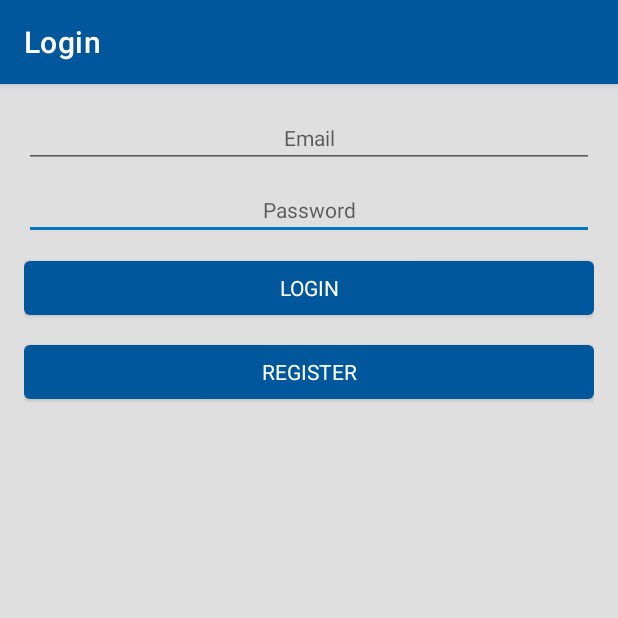
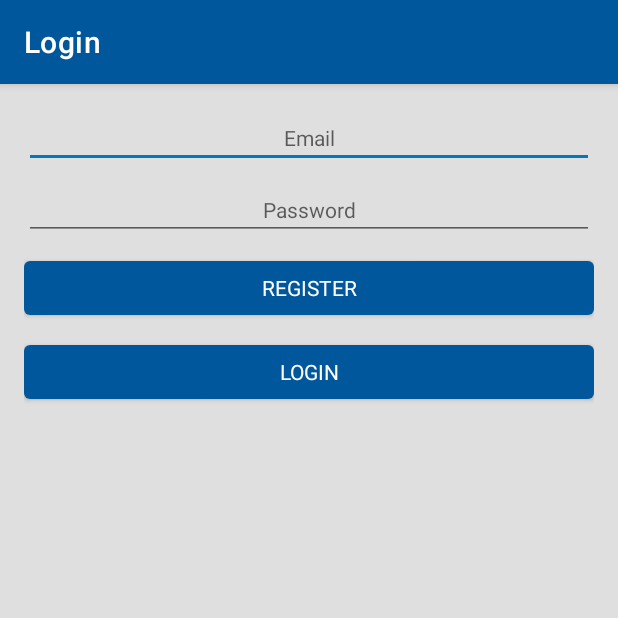
Before and after one commit to kelocen/shoe-tracker, an Android app: the screen it shows after launch (MainActivity), on a phone screen of 412 x 824 dp, the top half of it. Run offline under Robolectric (Android 15) with nearby library versions, the phone set to English and light mode, and no system bars; our stand-ins replace Timber, data binding, navigation-ui; Roboto replaces fonts that are not available here.

Commit message:
refactor: Update layouts for ui complexity

```diff
--- a/app/src/main/res/layout/activity_main.xml
+++ b/app/src/main/res/layout/activity_main.xml
@@ -3,31 +3,19 @@
   xmlns:app="http://schemas.android.com/apk/res-auto"
   xmlns:tools="http://schemas.android.com/tools">
 
-  <androidx.constraintlayout.widget.ConstraintLayout
-    style="@style/styleConstraintLayoutActivityMain"
+  <!--
+  Design Complexity: activity_main
+  A Linear Layout is used for this layout because it only contains two
+  items in a single column.
+  -->
+  <LinearLayout
+    style="@style/styleLinearLayoutActivityMain"
     tools:context=".MainActivity">
-
-    <!-- Fragment Container -->
-    <androidx.fragment.app.FragmentContainerView
-      android:id="@+id/nav_host_fragment_container_main"
-      style="@style/styleFragmentContainerActivityMain"
-      app:defaultNavHost="true"
-      app:layout_constrainedHeight="true"
-      app:layout_constrainedWidth="true"
-      app:layout_constraintBottom_toBottomOf="parent"
-      app:layout_constraintEnd_toEndOf="parent"
-      app:layout_constraintStart_toStartOf="parent"
-      app:layout_constraintTop_toBottomOf="@+id/app_bar_main"
-      app:navGraph="@navigation/nav_graph" />
 
     <!-- App Bar -->
     <com.google.android.material.appbar.AppBarLayout
       android:id="@+id/app_bar_main"
-      style="@style/styleAppBarActivityMain"
-      app:layout_constraintBottom_toTopOf="@+id/nav_host_fragment_container_main"
-      app:layout_constraintEnd_toEndOf="parent"
-      app:layout_constraintStart_toStartOf="parent"
-      app:layout_constraintTop_toTopOf="parent">
+      style="@style/styleAppBarActivityMain">
 
       <!-- Toolbar -->
       <androidx.appcompat.widget.Toolbar
@@ -36,5 +24,12 @@
         app:popupTheme="@style/Theme.ShoeStoreInventory.PopupOverlay" />
     </com.google.android.material.appbar.AppBarLayout>
 
-  </androidx.constraintlayout.widget.ConstraintLayout>
+    <!-- Fragment Container -->
+    <androidx.fragment.app.FragmentContainerView
+      android:id="@+id/nav_host_fragment_container_main"
+      style="@style/styleFragmentContainerActivityMain"
+      app:defaultNavHost="true"
+      app:navGraph="@navigation/nav_graph" />
+
+  </LinearLayout>
 </layout>
--- a/app/src/main/res/layout/fragment_details.xml
+++ b/app/src/main/res/layout/fragment_details.xml
@@ -3,6 +3,11 @@
   xmlns:app="http://schemas.android.com/apk/res-auto"
   xmlns:tools="http://schemas.android.com/tools">
 
+  <!--
+  Design Complexity: fragment_details
+  A Constraint Layout is used because the text, edit, and button views can be arranged
+  in two columns (relative to and independent of eachother) using a single view group.
+  -->
   <androidx.constraintlayout.widget.ConstraintLayout
     android:id="@+id/layout_add_shoe"
     style="@style/styleConstraintLayoutDetailsFragment"
--- a/app/src/main/res/layout/fragment_login.xml
+++ b/app/src/main/res/layout/fragment_login.xml
@@ -1,39 +1,16 @@
 <?xml version="1.0" encoding="utf-8"?>
 <layout xmlns:android="http://schemas.android.com/apk/res/android"
-  xmlns:app="http://schemas.android.com/apk/res-auto"
   xmlns:tools="http://schemas.android.com/tools">
 
-  <!-- Login Constraint Layout -->
-  <androidx.constraintlayout.widget.ConstraintLayout
-    style="@style/styleParentLayout"
+  <!-- Login Linear Layout -->
+  <!--
+  Design Complexity: fragment_login
+  A Linear Layout is used for the Login screen because the items are
+  positioned in a single centered column.
+  -->
+  <LinearLayout
+    style="@style/styleLinearLayoutLoginFragment"
     tools:context=".ui.login.LoginFragment">
-
-    <!-- Login Button -->
-    <Button
-      android:id="@+id/button_login"
-      style="@style/styleButtonLogin"
-      app:layout_constraintEnd_toEndOf="parent"
-      app:layout_constraintStart_toStartOf="parent"
-      app:layout_constraintTop_toBottomOf="@+id/edit_password" />
-
-    <!-- Register Button -->
-    <Button
-      android:id="@+id/button_register"
-      style="@style/styleButtonRegister"
-      app:layout_constraintEnd_toEndOf="parent"
-      app:layout_constraintStart_toStartOf="parent"
-      app:layout_constraintTop_toBottomOf="@+id/button_login" />
-
-    <!-- Password EditText Field -->
-    <EditText
-      android:id="@+id/edit_password"
-      style="@style/styleEditPasswordLoginFragment"
-      android:autofillHints="@string/login_prompt_password"
-      android:hint="@string/login_prompt_password"
-      android:inputType="textPassword"
-      app:layout_constraintEnd_toEndOf="parent"
-      app:layout_constraintStart_toStartOf="parent"
-      app:layout_constraintTop_toBottomOf="@+id/edit_username" />
 
     <!-- Username EditText Field -->
     <EditText
@@ -42,10 +19,25 @@
       android:autofillHints="@string/login_prompt_email"
       android:hint="@string/login_prompt_email"
       android:imeActionLabel="@string/login_action_login"
-      android:inputType="textEmailAddress"
-      app:layout_constraintEnd_toEndOf="parent"
-      app:layout_constraintStart_toStartOf="parent"
-      app:layout_constraintTop_toTopOf="parent" />
+      android:inputType="textEmailAddress" />
 
-  </androidx.constraintlayout.widget.ConstraintLayout>
+    <!-- Register Button -->
+    <EditText
+      android:id="@+id/edit_password"
+      style="@style/styleEditPasswordLoginFragment"
+      android:autofillHints="@string/login_prompt_password"
+      android:hint="@string/login_prompt_password"
+      android:inputType="textPassword" />
+
+    <!-- Password EditText Field -->
+    <Button
+      android:id="@+id/button_register"
+      style="@style/styleButtonRegister" />
+
+    <!-- Login Button -->
+    <Button
+      android:id="@+id/button_login"
+      style="@style/styleButtonLogin" />
+
+  </LinearLayout>
 </layout>
--- a/app/src/main/res/values-night/themes.xml
+++ b/app/src/main/res/values-night/themes.xml
@@ -15,10 +15,12 @@
     <item name="android:fontFamily">@font/gudea_bold</item>
   </style>
   <!-- = = = = = Main Fragment = = = = = -->
-  <!-- Constraint Layout -->
-  <style name="styleConstraintLayoutActivityMain" parent="Theme.ShoeStoreInventory">
+  <!-- Linear Layout -->
+  <style name="styleLinearLayoutActivityMain" parent="Theme.ShoeStoreInventory">
     <item name="android:layout_width">match_parent</item>
     <item name="android:layout_height">match_parent</item>
+    <item name="android:orientation">vertical</item>
+    <item name="android:gravity">center_horizontal</item>
     <item name="android:background">@color/color_screen_background</item>
   </style>
   <!-- Fragment Container View -->
@@ -40,9 +42,17 @@
     <item name="android:background">?attr/colorPrimary</item>
   </style>
   <!-- = = = = = Login Fragment = = = = = -->
+  <style name="styleLinearLayoutLoginFragment" parent="Theme.ShoeStoreInventory">
+    <item name="android:layout_height">match_parent</item>
+    <item name="android:layout_width">match_parent</item>
+    <item name="android:orientation">vertical</item>
+    <item name="android:paddingTop">@dimen/fragment_parent_layout_padding</item>
+    <item name="android:paddingStart">@dimen/fragment_parent_layout_padding</item>
+    <item name="android:paddingEnd">@dimen/fragment_parent_layout_padding</item>
+  </style>
   <!-- Email EditText View -->
   <style name="styleEditEmailLoginFragment" parent="Theme.ShoeStoreInventory">
-    <item name="android:layout_width">@dimen/general_dimen_zero_height_width</item>
+    <item name="android:layout_width">match_parent</item>
     <item name="android:layout_height">wrap_content</item>
     <item name="android:imeOptions">actionDone</item>
     <item name="android:selectAllOnFocus">true</item>
@@ -50,7 +60,7 @@
   </style>
   <!-- Password EditText View-->
   <style name="styleEditPasswordLoginFragment" parent="Theme.ShoeStoreInventory">
-    <item name="android:layout_width">@dimen/general_dimen_zero_height_width</item>
+    <item name="android:layout_width">match_parent</item>
     <item name="android:layout_height">wrap_content</item>
     <item name="android:layout_marginTop">@dimen/login_view_margin_top</item>
     <item name="android:imeOptions">actionDone</item>
@@ -59,7 +69,7 @@
   </style>
   <!-- LoginFragment login/register buttons -->
   <style name="styleButtonParentLoginFragment" parent="Theme.ShoeStoreInventory">
-    <item name="android:layout_width">@dimen/general_dimen_zero_height_width</item>
+    <item name="android:layout_width">match_parent</item>
     <item name="android:layout_height">wrap_content</item>
     <item name="android:layout_marginTop">@dimen/login_view_margin_top</item>
     <item name="android:enabled">true</item>
@@ -79,9 +89,11 @@
     <item name="android:fillViewport">true</item>
   </style>
   <!-- Constraint Layout -->
-  <style name="styleConstraintLayoutWelcomeFragment">
+  <style name="styleLinearLayoutWelcomeFragment">
     <item name="android:layout_width">match_parent</item>
     <item name="android:layout_height">wrap_content</item>
+    <item name="android:orientation">vertical</item>
+    <item name="android:gravity">center_horizontal</item>
   </style>
   <!-- Shoe Tracker Logo -->
   <style name="styleImageShoeTrackerLogo" parent="Theme.ShoeStoreInventory">
@@ -108,8 +120,16 @@
     <item name="android:textSize">@dimen/welcome_continue_text_size</item>
   </style>
   <!-- = = = = = Step One/Step Two Fragments = = = = = -->
+  <!-- Scroll View -->
   <style name="styleScrollViewInstructionsFragment" parent="styleParentLayout">
     <item name="android:fillViewport">true</item>
+  </style>
+  <!-- Linear Layout -->
+  <style name="styleLinearLayoutStepOneTwo" parent="Theme.ShoeStoreInventory">
+    <item name="android:layout_width">match_parent</item>
+    <item name="android:layout_height">wrap_content</item>
+    <item name="android:gravity">center_horizontal</item>
+    <item name="android:orientation">vertical</item>
   </style>
   <!-- How-to TextView-->
   <style name="styleTextHowToInstructionsFragment">
@@ -348,7 +368,6 @@
     <item name="android:paddingEnd">@dimen/fragment_parent_layout_padding</item>
     <item name="android:paddingTop">@dimen/fragment_parent_layout_padding</item>
   </style>
-  <!-- App Name TextView -->
   <!-- Parent Button Style -->
   <style name="styleButtonParent" parent="Theme.ShoeStoreInventory">
     <item name="android:layout_width">wrap_content</item>
--- a/app/src/main/res/values/themes.xml
+++ b/app/src/main/res/values/themes.xml
@@ -15,10 +15,12 @@
     <item name="android:fontFamily">@font/gudea_bold</item>
   </style>
   <!-- = = = = = Main Fragment = = = = = -->
-  <!-- Constraint Layout -->
-  <style name="styleConstraintLayoutActivityMain" parent="Theme.ShoeStoreInventory">
+  <!-- Linear Layout -->
+  <style name="styleLinearLayoutActivityMain" parent="Theme.ShoeStoreInventory">
     <item name="android:layout_width">match_parent</item>
     <item name="android:layout_height">match_parent</item>
+    <item name="android:orientation">vertical</item>
+    <item name="android:gravity">center_horizontal</item>
     <item name="android:background">@color/color_screen_background</item>
   </style>
   <!-- Fragment Container View -->
@@ -40,9 +42,17 @@
     <item name="android:background">?attr/colorPrimary</item>
   </style>
   <!-- = = = = = Login Fragment = = = = = -->
+  <style name="styleLinearLayoutLoginFragment" parent="Theme.ShoeStoreInventory">
+    <item name="android:layout_height">match_parent</item>
+    <item name="android:layout_width">match_parent</item>
+    <item name="android:orientation">vertical</item>
+    <item name="android:paddingTop">@dimen/fragment_parent_layout_padding</item>
+    <item name="android:paddingStart">@dimen/fragment_parent_layout_padding</item>
+    <item name="android:paddingEnd">@dimen/fragment_parent_layout_padding</item>
+  </style>
   <!-- Email EditText View -->
   <style name="styleEditEmailLoginFragment" parent="Theme.ShoeStoreInventory">
-    <item name="android:layout_width">@dimen/general_dimen_zero_height_width</item>
+    <item name="android:layout_width">match_parent</item>
     <item name="android:layout_height">wrap_content</item>
     <item name="android:imeOptions">actionDone</item>
     <item name="android:selectAllOnFocus">true</item>
@@ -50,7 +60,7 @@
   </style>
   <!-- Password EditText View-->
   <style name="styleEditPasswordLoginFragment" parent="Theme.ShoeStoreInventory">
-    <item name="android:layout_width">@dimen/general_dimen_zero_height_width</item>
+    <item name="android:layout_width">match_parent</item>
     <item name="android:layout_height">wrap_content</item>
     <item name="android:layout_marginTop">@dimen/login_view_margin_top</item>
     <item name="android:imeOptions">actionDone</item>
@@ -59,7 +69,7 @@
   </style>
   <!-- LoginFragment login/register buttons -->
   <style name="styleButtonParentLoginFragment" parent="Theme.ShoeStoreInventory">
-    <item name="android:layout_width">@dimen/general_dimen_zero_height_width</item>
+    <item name="android:layout_width">match_parent</item>
     <item name="android:layout_height">wrap_content</item>
     <item name="android:layout_marginTop">@dimen/login_view_margin_top</item>
     <item name="android:enabled">true</item>
@@ -79,9 +89,11 @@
     <item name="android:fillViewport">true</item>
   </style>
   <!-- Constraint Layout -->
-  <style name="styleConstraintLayoutWelcomeFragment">
+  <style name="styleLinearLayoutWelcomeFragment">
     <item name="android:layout_width">match_parent</item>
     <item name="android:layout_height">wrap_content</item>
+    <item name="android:orientation">vertical</item>
+    <item name="android:gravity">center_horizontal</item>
   </style>
   <!-- Shoe Tracker Logo -->
   <style name="styleImageShoeTrackerLogo" parent="Theme.ShoeStoreInventory">
@@ -108,8 +120,16 @@
     <item name="android:textSize">@dimen/welcome_continue_text_size</item>
   </style>
   <!-- = = = = = Step One/Step Two Fragments = = = = = -->
+  <!-- Scroll View -->
   <style name="styleScrollViewInstructionsFragment" parent="styleParentLayout">
     <item name="android:fillViewport">true</item>
+  </style>
+  <!-- Linear Layout -->
+  <style name="styleLinearLayoutStepOneTwo" parent="Theme.ShoeStoreInventory">
+    <item name="android:layout_width">match_parent</item>
+    <item name="android:layout_height">wrap_content</item>
+    <item name="android:gravity">center_horizontal</item>
+    <item name="android:orientation">vertical</item>
   </style>
   <!-- How-to TextView-->
   <style name="styleTextHowToInstructionsFragment">
@@ -348,7 +368,6 @@
     <item name="android:paddingEnd">@dimen/fragment_parent_layout_padding</item>
     <item name="android:paddingTop">@dimen/fragment_parent_layout_padding</item>
   </style>
-  <!-- App Name TextView -->
   <!-- Parent Button Style -->
   <style name="styleButtonParent" parent="Theme.ShoeStoreInventory">
     <item name="android:layout_width">wrap_content</item>
```
Also changed, not shown: app/src/main/res/layout/fragment_listing.xml (+10 -0 lines), app/src/main/res/layout/fragment_step_one.xml (+24 -35 lines), app/src/main/res/layout/fragment_step_two.xml (+26 -37 lines), app/src/main/res/layout/fragment_welcome.xml (+16 -22 lines), app/src/main/res/layout/shoe_item.xml (+8 -0 lines).
